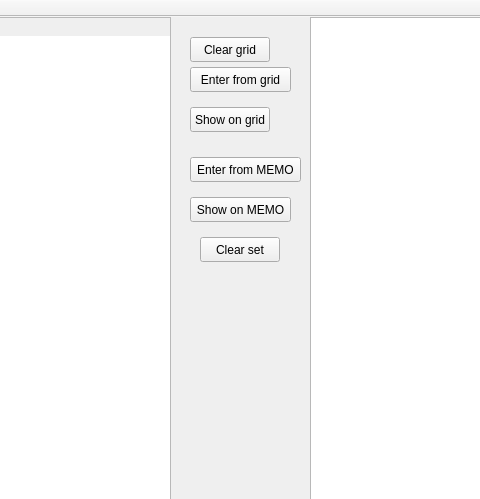
First picture: the form in lab7/mainwindow.ui, repository 1VikaLox1/OOP_labs, before the edit; both pictures show x 390 to 870 and y 0 to 499 of the 1145 by 655 pixel window.
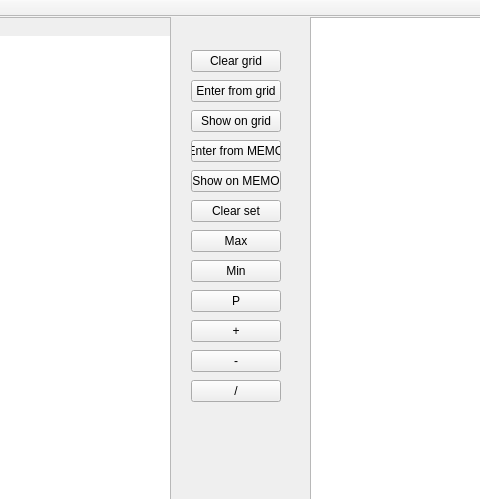
Second picture: the form after the edit.

Commit message: add min, max, plus, minus, divide buttons and refactoring

```diff
--- a/lab7/mainwindow.ui
+++ b/lab7/mainwindow.ui
@@ -42,83 +42,101 @@
      </rect>
     </property>
    </widget>
-   <widget class="QPushButton" name="clearGrid">
+   <widget class="QWidget" name="">
     <property name="geometry">
      <rect>
-      <x>580</x>
+      <x>570</x>
       <y>20</y>
-      <width>80</width>
-      <height>25</height>
+      <width>112</width>
+      <height>379</height>
      </rect>
     </property>
+    <layout class="QVBoxLayout" name="verticalLayout">
+     <item>
+      <widget class="QPushButton" name="clearGrid">
     <property name="text">
      <string>Clear grid</string>
     </property>
    </widget>
+     </item>
+     <item>
    <widget class="QPushButton" name="enterElemsBtn">
-    <property name="geometry">
-     <rect>
-      <x>580</x>
-      <y>50</y>
-      <width>101</width>
-      <height>25</height>
-     </rect>
-    </property>
     <property name="text">
      <string>Enter from grid</string>
     </property>
    </widget>
+     </item>
+     <item>
    <widget class="QPushButton" name="ShowElemsBtn">
-    <property name="geometry">
-     <rect>
-      <x>580</x>
-      <y>90</y>
-      <width>80</width>
-      <height>25</height>
-     </rect>
-    </property>
     <property name="text">
      <string>Show on grid</string>
     </property>
    </widget>
+     </item>
+     <item>
    <widget class="QPushButton" name="EnterMEMOBtn">
-    <property name="geometry">
-     <rect>
-      <x>580</x>
-      <y>140</y>
-      <width>111</width>
-      <height>25</height>
-     </rect>
-    </property>
     <property name="text">
      <string>Enter from MEMO</string>
     </property>
    </widget>
+     </item>
+     <item>
    <widget class="QPushButton" name="ShowMEMOBtn">
-    <property name="geometry">
-     <rect>
-      <x>580</x>
-      <y>180</y>
-      <width>101</width>
-      <height>25</height>
-     </rect>
-    </property>
     <property name="text">
      <string>Show on MEMO</string>
     </property>
    </widget>
+     </item>
+     <item>
    <widget class="QPushButton" name="ClearSetBtn">
-    <property name="geometry">
-     <rect>
-      <x>590</x>
-      <y>220</y>
-      <width>80</width>
-      <height>25</height>
-     </rect>
-    </property>
     <property name="text">
      <string>Clear set</string>
     </property>
+      </widget>
+     </item>
+     <item>
+      <widget class="QPushButton" name="findMaxBtn">
+       <property name="text">
+        <string>Max</string>
+       </property>
+      </widget>
+     </item>
+     <item>
+      <widget class="QPushButton" name="findMinBtn">
+       <property name="text">
+        <string>Min</string>
+       </property>
+      </widget>
+     </item>
+     <item>
+      <widget class="QPushButton" name="findPBtn">
+       <property name="text">
+        <string>P</string>
+       </property>
+      </widget>
+     </item>
+     <item>
+      <widget class="QPushButton" name="plusBtn">
+       <property name="text">
+        <string>+</string>
+       </property>
+      </widget>
+     </item>
+     <item>
+      <widget class="QPushButton" name="minusBtn">
+       <property name="text">
+        <string>-</string>
+       </property>
+      </widget>
+     </item>
+     <item>
+      <widget class="QPushButton" name="dvideBtn">
+       <property name="text">
+        <string>/</string>
+       </property>
+      </widget>
+     </item>
+    </layout>
    </widget>
   </widget>
   <widget class="QMenuBar" name="menuBar">
```
Lines whose indentation alone changed are shown as unchanged. The commit also changes 4 other files.
